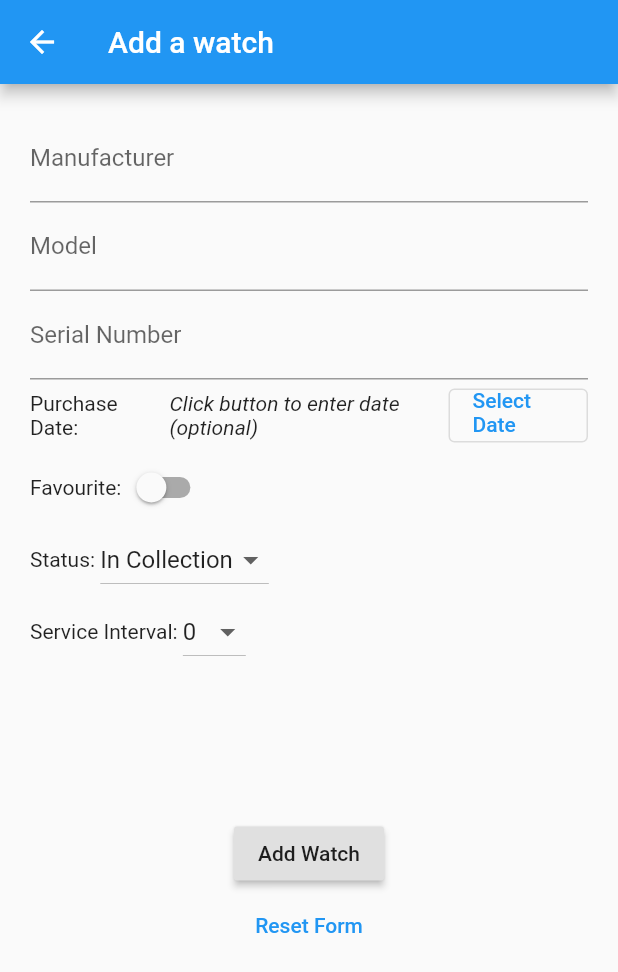
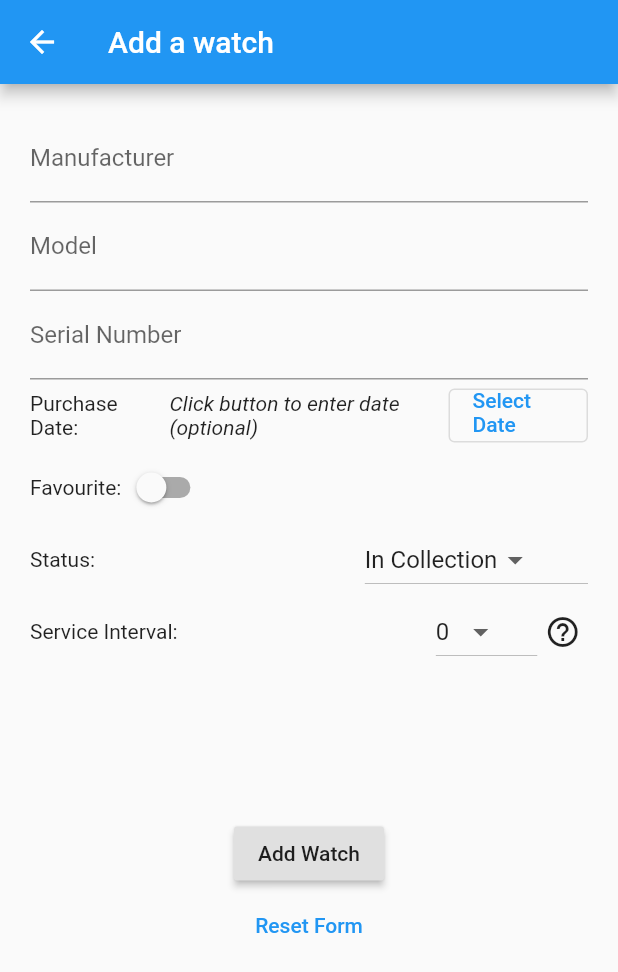
Before and after one commit to Stif-UK/WristCheck, a Flutter app: the AddWatch screen opened directly, on a phone screen of 412 x 824 dp. Shown: the top 972 px of the screen. Run offline on Flutter 3.47's test engine with Material 2 defaults, Android fonts, the phone set to English and light mode, and no system bars; our stand-ins replace get, hive, hive_flutter; accounts and stored records are empty.

Commit message:
added tooltip dialog for service interval and externalised this copy

```diff
--- /dev/null
+++ b/lib/copy/dialogs.dart
@@ -0,0 +1,16 @@
+import 'package:get/get.dart';
+
+class WristCheckDialogs {
+
+  static getServiceIntervalTooltipDialog(){
+    Get.defaultDialog(
+      title: "Service Interval",
+      barrierDismissible: true,
+      middleText: "By setting a service interval a 'service due date' will be calculated and displayed on the Service screen of the app (as long as a purchase date or last service date is set).\n  \n "
+          "The value of this field can be left at zero to disable for this watch.",
+
+    );
+
+}
+
+}
--- a/lib/ui/add_watch_widget.dart
+++ b/lib/ui/add_watch_widget.dart
@@ -5,6 +5,7 @@ import 'package:hive_flutter/hive_flutter.dart';
 import 'package:wristcheck/model/watches.dart';
 import 'package:wristcheck/boxes.dart';
 import 'package:intl/intl.dart';
+import 'package:wristcheck/copy/dialogs.dart';
 
 
 class AddWatch extends StatefulWidget {
@@ -150,9 +151,14 @@ class _AddWatchState extends State<AddWatch> {
     return Row(
         mainAxisAlignment: MainAxisAlignment.start,
         children: [
-          Text("Status: "),
+          Expanded(
+            flex: 6,
+              child: Text("Status: ")
+          ),
 
-          DropdownButton(
+          Expanded(
+            flex: 4,
+            child:DropdownButton(
               value: _selectedStatus,
               items: _statusList
                   .map((status) => DropdownMenuItem(
@@ -166,6 +172,7 @@ class _AddWatchState extends State<AddWatch> {
                 print(_status);
               }
           ),
+          )
         ]
     );
   }
@@ -175,9 +182,14 @@ class _AddWatchState extends State<AddWatch> {
     return Row(
         mainAxisAlignment: MainAxisAlignment.start,
         children: [
-          Text("Service Interval: "),
+          Expanded(
+            flex: 8,
+              child:Text("Service Interval: ")
+          ),
 
-          DropdownButton(
+          Expanded(
+            flex: 2,
+              child:DropdownButton(
               value: _selectedInterval,
               items: _serviceList
                   .map((status) => DropdownMenuItem(
@@ -190,7 +202,15 @@ class _AddWatchState extends State<AddWatch> {
                 setState(() => _selectedInterval = status as int);
                 print("Service Interval selected: $_serviceInterval");
               }
+          )
           ),
+          Expanded(
+          flex: 1,
+    child: InkWell(
+    child: Icon(Icons.help_outline),
+    onTap: () => WristCheckDialogs.getServiceIntervalTooltipDialog()
+    )
+    )
         ]
     );
   }
```
